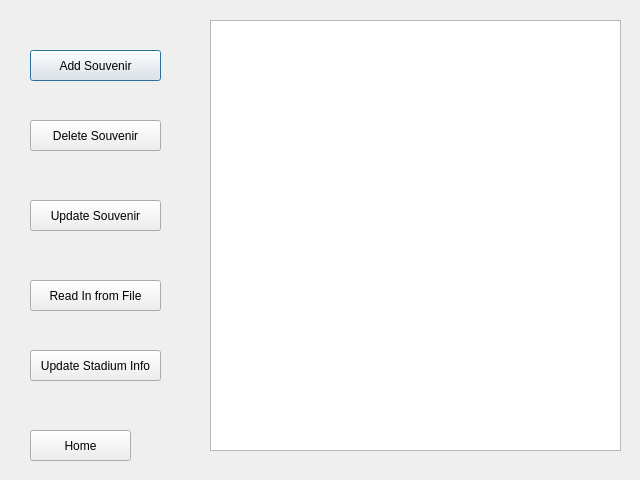
Before: the Qt Designer form Admin.ui in TheBeesKnees111/Gamer-Girls, drawn with Qt 5.
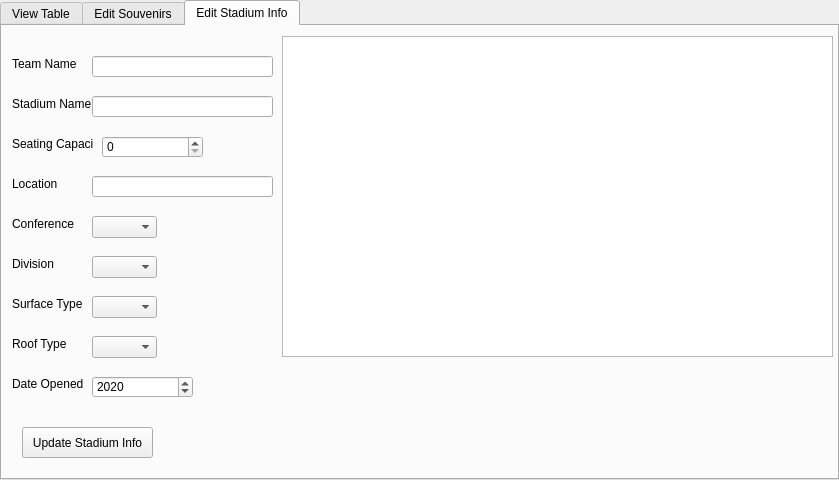
After: the same form once the commit is applied.

What changed in the file:
```diff
--- a/Admin.ui
+++ b/Admin.ui
@@ -6,28 +6,60 @@
    <rect>
     <x>0</x>
     <y>0</y>
-    <width>640</width>
+    <width>839</width>
     <height>480</height>
    </rect>
   </property>
   <property name="windowTitle">
    <string>Dialog</string>
   </property>
-  <widget class="QTableWidget" name="tableWidget">
+  <widget class="QTabWidget" name="tabWidget">
    <property name="geometry">
     <rect>
-     <x>210</x>
-     <y>20</y>
-     <width>411</width>
-     <height>431</height>
+     <x>0</x>
+     <y>0</y>
+     <width>839</width>
+     <height>480</height>
     </rect>
+   </property>
+   <property name="currentIndex">
+    <number>2</number>
+   </property>
+   <widget class="QWidget" name="ViewTable">
+    <attribute name="title">
+     <string>View Table</string>
+    </attribute>
+    <widget class="QPushButton" name="HomePushButton">
+     <property name="geometry">
+      <rect>
+       <x>10</x>
+       <y>420</y>
+       <width>101</width>
+       <height>31</height>
+      </rect>
+     </property>
+     <property name="text">
+      <string>Home</string>
+     </property>
+    </widget>
+    <widget class="QPushButton" name="ReadInFromFileButton">
+     <property name="geometry">
+      <rect>
+       <x>10</x>
+       <y>180</y>
+       <width>131</width>
+       <height>31</height>
+      </rect>
+     </property>
+     <property name="text">
+      <string>Read In from File</string>
    </property>
   </widget>
   <widget class="QPushButton" name="AddSouvenirPushButton">
    <property name="geometry">
     <rect>
-     <x>30</x>
-     <y>50</y>
+       <x>10</x>
+       <y>40</y>
      <width>131</width>
      <height>31</height>
     </rect>
@@ -39,8 +71,8 @@
   <widget class="QPushButton" name="DeleteSouvenirPushButton">
    <property name="geometry">
     <rect>
-     <x>30</x>
-     <y>120</y>
+       <x>10</x>
+       <y>110</y>
      <width>131</width>
      <height>31</height>
     </rect>
@@ -49,12 +81,112 @@
     <string>Delete Souvenir</string>
    </property>
   </widget>
-  <widget class="QPushButton" name="UpdatePushButton">
+    <widget class="QTableView" name="AdminDatatable">
    <property name="geometry">
     <rect>
-     <x>30</x>
-     <y>200</y>
-     <width>131</width>
+       <x>190</x>
+       <y>10</y>
+       <width>621</width>
+       <height>321</height>
+      </rect>
+     </property>
+    </widget>
+   </widget>
+   <widget class="QWidget" name="EditSouvenirs">
+    <attribute name="title">
+     <string>Edit Souvenirs</string>
+    </attribute>
+    <widget class="QTableView" name="UpdateSouvenirDatatable">
+     <property name="geometry">
+      <rect>
+       <x>330</x>
+       <y>10</y>
+       <width>491</width>
+       <height>321</height>
+      </rect>
+     </property>
+    </widget>
+    <widget class="QLabel" name="label">
+     <property name="geometry">
+      <rect>
+       <x>10</x>
+       <y>60</y>
+       <width>91</width>
+       <height>16</height>
+      </rect>
+     </property>
+     <property name="text">
+      <string>Souvenir Name</string>
+     </property>
+    </widget>
+    <widget class="QLineEdit" name="SouvenirNameLineEdit">
+     <property name="geometry">
+      <rect>
+       <x>110</x>
+       <y>60</y>
+       <width>201</width>
+       <height>21</height>
+      </rect>
+     </property>
+    </widget>
+    <widget class="QLabel" name="label_2">
+     <property name="geometry">
+      <rect>
+       <x>10</x>
+       <y>90</y>
+       <width>91</width>
+       <height>16</height>
+      </rect>
+     </property>
+     <property name="text">
+      <string>Souvenir Price</string>
+     </property>
+    </widget>
+    <widget class="QDoubleSpinBox" name="PriceDoubleSpinBox">
+     <property name="geometry">
+      <rect>
+       <x>110</x>
+       <y>90</y>
+       <width>121</width>
+       <height>22</height>
+      </rect>
+     </property>
+     <property name="maximum">
+      <double>2000.000000000000000</double>
+     </property>
+     <property name="singleStep">
+      <double>0.010000000000000</double>
+     </property>
+    </widget>
+    <widget class="QComboBox" name="TeamNameComboBox">
+     <property name="geometry">
+      <rect>
+       <x>110</x>
+       <y>130</y>
+       <width>65</width>
+       <height>22</height>
+      </rect>
+     </property>
+    </widget>
+    <widget class="QLabel" name="label_3">
+     <property name="geometry">
+      <rect>
+       <x>10</x>
+       <y>130</y>
+       <width>91</width>
+       <height>16</height>
+      </rect>
+     </property>
+     <property name="text">
+      <string>Team Name</string>
+     </property>
+    </widget>
+    <widget class="QPushButton" name="UpdateSouvenirPushButton">
+     <property name="geometry">
+      <rect>
+       <x>10</x>
+       <y>220</y>
+       <width>121</width>
      <height>31</height>
     </rect>
    </property>
@@ -62,37 +194,245 @@
     <string>Update Souvenir</string>
    </property>
   </widget>
-  <widget class="QPushButton" name="ReadInFromFileButton">
+   </widget>
+   <widget class="QWidget" name="EditStadiumInfo">
+    <attribute name="title">
+     <string>Edit Stadium Info</string>
+    </attribute>
+    <widget class="QTableView" name="EditStadiumTableView">
    <property name="geometry">
     <rect>
-     <x>30</x>
-     <y>280</y>
-     <width>131</width>
-     <height>31</height>
-    </rect>
-   </property>
+       <x>280</x>
+       <y>10</y>
+       <width>551</width>
+       <height>321</height>
+      </rect>
+     </property>
+    </widget>
+    <widget class="QLabel" name="label_4">
+     <property name="geometry">
+      <rect>
+       <x>10</x>
+       <y>30</y>
+       <width>81</width>
+       <height>16</height>
+      </rect>
+     </property>
    <property name="text">
-    <string>Read In from File</string>
-   </property>
-  </widget>
-  <widget class="QPushButton" name="HomePushButton">
+      <string>Team Name</string>
+     </property>
+    </widget>
+    <widget class="QLabel" name="label_5">
    <property name="geometry">
     <rect>
-     <x>30</x>
-     <y>430</y>
-     <width>101</width>
-     <height>31</height>
+       <x>10</x>
+       <y>70</y>
+       <width>81</width>
+       <height>16</height>
     </rect>
    </property>
    <property name="text">
-    <string>Home</string>
-   </property>
-  </widget>
-  <widget class="QPushButton" name="UpdateStadiumInfoPushButton">
+      <string>Stadium Name</string>
+     </property>
+    </widget>
+    <widget class="QLabel" name="label_6">
    <property name="geometry">
     <rect>
-     <x>30</x>
+       <x>10</x>
+       <y>110</y>
+       <width>81</width>
+       <height>16</height>
+      </rect>
+     </property>
+     <property name="text">
+      <string>Seating Capacity</string>
+     </property>
+    </widget>
+    <widget class="QLabel" name="label_7">
+     <property name="geometry">
+      <rect>
+       <x>10</x>
+       <y>150</y>
+       <width>81</width>
+       <height>16</height>
+      </rect>
+     </property>
+     <property name="text">
+      <string>Location</string>
+     </property>
+    </widget>
+    <widget class="QLabel" name="label_8">
+     <property name="geometry">
+      <rect>
+       <x>10</x>
+       <y>190</y>
+       <width>81</width>
+       <height>16</height>
+      </rect>
+     </property>
+     <property name="text">
+      <string>Conference</string>
+     </property>
+    </widget>
+    <widget class="QLabel" name="label_9">
+     <property name="geometry">
+      <rect>
+       <x>10</x>
+       <y>230</y>
+       <width>81</width>
+       <height>16</height>
+      </rect>
+     </property>
+     <property name="text">
+      <string>Division</string>
+     </property>
+    </widget>
+    <widget class="QLabel" name="label_10">
+     <property name="geometry">
+      <rect>
+       <x>10</x>
+       <y>270</y>
+       <width>81</width>
+       <height>16</height>
+      </rect>
+     </property>
+     <property name="text">
+      <string>Surface Type</string>
+     </property>
+    </widget>
+    <widget class="QLabel" name="label_11">
+     <property name="geometry">
+      <rect>
+       <x>10</x>
+       <y>310</y>
+       <width>81</width>
+       <height>16</height>
+      </rect>
+     </property>
+     <property name="text">
+      <string>Roof Type</string>
+     </property>
+    </widget>
+    <widget class="QLabel" name="label_12">
+     <property name="geometry">
+      <rect>
+       <x>10</x>
      <y>350</y>
+       <width>81</width>
+       <height>16</height>
+      </rect>
+     </property>
+     <property name="text">
+      <string>Date Opened</string>
+     </property>
+    </widget>
+    <widget class="QLineEdit" name="TeamNameLineEdit">
+     <property name="geometry">
+      <rect>
+       <x>90</x>
+       <y>30</y>
+       <width>181</width>
+       <height>21</height>
+      </rect>
+     </property>
+    </widget>
+    <widget class="QLineEdit" name="StadiumNameLineEdit">
+     <property name="geometry">
+      <rect>
+       <x>90</x>
+       <y>70</y>
+       <width>181</width>
+       <height>21</height>
+      </rect>
+     </property>
+    </widget>
+    <widget class="QSpinBox" name="SeatingCapacitySpinBox">
+     <property name="geometry">
+      <rect>
+       <x>100</x>
+       <y>110</y>
+       <width>101</width>
+       <height>22</height>
+      </rect>
+     </property>
+     <property name="maximum">
+      <number>200000</number>
+     </property>
+    </widget>
+    <widget class="QLineEdit" name="LocationLineEdit">
+     <property name="geometry">
+      <rect>
+       <x>90</x>
+       <y>150</y>
+       <width>181</width>
+       <height>21</height>
+      </rect>
+     </property>
+    </widget>
+    <widget class="QComboBox" name="ConferenceComboBox">
+     <property name="geometry">
+      <rect>
+       <x>90</x>
+       <y>190</y>
+       <width>65</width>
+       <height>22</height>
+      </rect>
+     </property>
+    </widget>
+    <widget class="QComboBox" name="DivisionComboBox">
+     <property name="geometry">
+      <rect>
+       <x>90</x>
+       <y>230</y>
+       <width>65</width>
+       <height>22</height>
+      </rect>
+     </property>
+    </widget>
+    <widget class="QComboBox" name="SurfaceTypeComboBox">
+     <property name="geometry">
+      <rect>
+       <x>90</x>
+       <y>270</y>
+       <width>65</width>
+       <height>22</height>
+      </rect>
+     </property>
+    </widget>
+    <widget class="QComboBox" name="RoofTypeComboBox">
+     <property name="geometry">
+      <rect>
+       <x>90</x>
+       <y>310</y>
+       <width>65</width>
+       <height>22</height>
+      </rect>
+     </property>
+    </widget>
+    <widget class="QSpinBox" name="YearSpinBox">
+     <property name="geometry">
+      <rect>
+       <x>90</x>
+       <y>350</y>
+       <width>101</width>
+       <height>22</height>
+      </rect>
+     </property>
+     <property name="minimum">
+      <number>1924</number>
+     </property>
+     <property name="maximum">
+      <number>2100</number>
+     </property>
+     <property name="value">
+      <number>2020</number>
+     </property>
+    </widget>
+    <widget class="QPushButton" name="UpdateStadiumPushButton">
+     <property name="geometry">
+      <rect>
+       <x>20</x>
+       <y>401</y>
      <width>131</width>
      <height>31</height>
     </rect>
@@ -100,6 +440,8 @@
    <property name="text">
     <string>Update Stadium Info</string>
    </property>
+    </widget>
+   </widget>
   </widget>
  </widget>
  <resources/>
```
Lines whose indentation alone changed are shown as unchanged.
